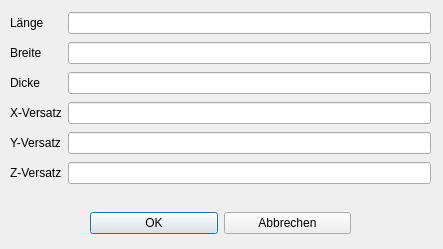
First picture: the form in Dialoge/bearb/dialog_bearb_pkopf.ui, repository TischlerWilly/simson, before the edit.
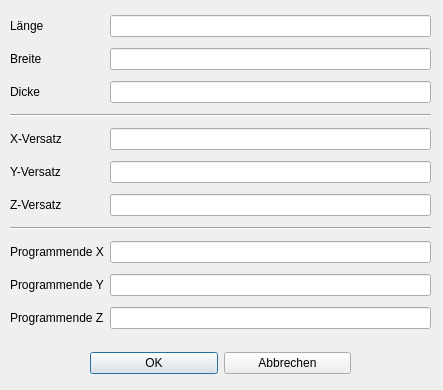
Second picture: the form after the edit.

Commit message: pkopf ergänzt um Parkpos + datei speichern .sim

What changed in the file:
```diff
--- a/Dialoge/bearb/dialog_bearb_pkopf.ui
+++ b/Dialoge/bearb/dialog_bearb_pkopf.ui
@@ -7,7 +7,7 @@
     <x>0</x>
     <y>0</y>
     <width>443</width>
-    <height>249</height>
+    <height>390</height>
    </rect>
   </property>
   <property name="windowTitle">
@@ -19,22 +19,37 @@
      <x>10</x>
      <y>10</y>
      <width>421</width>
-     <height>181</height>
+     <height>331</height>
     </rect>
    </property>
    <layout class="QGridLayout" name="gridLayout">
-    <item row="3" column="0">
-     <widget class="QLabel" name="label_4">
+    <item row="5" column="0">
+     <widget class="QLabel" name="label_5">
       <property name="text">
-       <string>X-Versatz</string>
+       <string>Y-Versatz</string>
       </property>
      </widget>
     </item>
-    <item row="2" column="1">
-     <widget class="QLineEdit" name="lineEdit_d"/>
+    <item row="3" column="0" colspan="2">
+     <widget class="Line" name="line">
+      <property name="orientation">
+       <enum>Qt::Orientation::Horizontal</enum>
+      </property>
+     </widget>
     </item>
-    <item row="0" column="1">
-     <widget class="QLineEdit" name="lineEdit_l"/>
+    <item row="6" column="0">
+     <widget class="QLabel" name="label_6">
+      <property name="text">
+       <string>Z-Versatz</string>
+      </property>
+     </widget>
+    </item>
+    <item row="2" column="0">
+     <widget class="QLabel" name="label_3">
+      <property name="text">
+       <string>Dicke</string>
+      </property>
+     </widget>
     </item>
     <item row="1" column="0">
      <widget class="QLabel" name="label_2">
@@ -43,13 +58,22 @@
       </property>
      </widget>
     </item>
+    <item row="2" column="1">
+     <widget class="QLineEdit" name="lineEdit_d"/>
+    </item>
+    <item row="5" column="1">
+     <widget class="QLineEdit" name="lineEdit_ay"/>
+    </item>
     <item row="4" column="0">
-     <widget class="QLabel" name="label_5">
+     <widget class="QLabel" name="label_4">
       <property name="text">
-       <string>Y-Versatz</string>
+       <string>X-Versatz</string>
       </property>
      </widget>
     </item>
+    <item row="6" column="1">
+     <widget class="QLineEdit" name="lineEdit_az"/>
+    </item>
     <item row="0" column="0">
      <widget class="QLabel" name="label">
       <property name="text">
@@ -57,31 +81,63 @@
       </property>
      </widget>
     </item>
-    <item row="2" column="0">
-     <widget class="QLabel" name="label_3">
-      <property name="text">
-       <string>Dicke</string>
-      </property>
-     </widget>
+    <item row="4" column="1">
+     <widget class="QLineEdit" name="lineEdit_ax"/>
     </item>
     <item row="1" column="1">
      <widget class="QLineEdit" name="lineEdit_b"/>
     </item>
-    <item row="5" column="0">
-     <widget class="QLabel" name="label_6">
-      <property name="text">
-       <string>Z-Versatz</string>
+    <item row="0" column="1">
+     <widget class="QLineEdit" name="lineEdit_l"/>
+    </item>
+    <item row="9" column="1">
+     <widget class="QLineEdit" name="lineEdit_prgend_y">
+      <property name="toolTip">
+       <string>&lt;html&gt;&lt;head/&gt;&lt;body&gt;&lt;p&gt;Y-Position die zum Ende des NCN-Programmes angefahren wird.&lt;/p&gt;&lt;p&gt;AUTO holt den Wert aus der Maschineneinstellung.&lt;/p&gt;&lt;/body&gt;&lt;/html&gt;</string>
       </property>
      </widget>
     </item>
-    <item row="3" column="1">
-     <widget class="QLineEdit" name="lineEdit_ax"/>
+    <item row="10" column="1">
+     <widget class="QLineEdit" name="lineEdit_prgend_z">
+      <property name="toolTip">
+       <string>&lt;html&gt;&lt;head/&gt;&lt;body&gt;&lt;p&gt;Z-Position die zum Ende des NCN-Programmes angefahren wird.&lt;/p&gt;&lt;p&gt;AUTO holt den Wert aus der Maschineneinstellung.&lt;/p&gt;&lt;/body&gt;&lt;/html&gt;</string>
+      </property>
+     </widget>
     </item>
-    <item row="4" column="1">
-     <widget class="QLineEdit" name="lineEdit_ay"/>
+    <item row="8" column="1">
+     <widget class="QLineEdit" name="lineEdit_prgend_x">
+      <property name="toolTip">
+       <string>&lt;html&gt;&lt;head/&gt;&lt;body&gt;&lt;p&gt;X-Position die zum Ende des NCN-Programmes angefahren wird.&lt;/p&gt;&lt;p&gt;AUTO holt den Wert aus der Maschineneinstellung.&lt;/p&gt;&lt;/body&gt;&lt;/html&gt;</string>
+      </property>
+     </widget>
     </item>
-    <item row="5" column="1">
-     <widget class="QLineEdit" name="lineEdit_az"/>
+    <item row="7" column="0" colspan="2">
+     <widget class="Line" name="line_2">
+      <property name="orientation">
+       <enum>Qt::Orientation::Horizontal</enum>
+      </property>
+     </widget>
+    </item>
+    <item row="8" column="0">
+     <widget class="QLabel" name="label_7">
+      <property name="text">
+       <string>Programmende X</string>
+      </property>
+     </widget>
+    </item>
+    <item row="9" column="0">
+     <widget class="QLabel" name="label_8">
+      <property name="text">
+       <string>Programmende Y</string>
+      </property>
+     </widget>
+    </item>
+    <item row="10" column="0">
+     <widget class="QLabel" name="label_9">
+      <property name="text">
+       <string>Programmende Z</string>
+      </property>
+     </widget>
     </item>
    </layout>
   </widget>
@@ -89,7 +145,7 @@
    <property name="geometry">
     <rect>
      <x>90</x>
-     <y>210</y>
+     <y>350</y>
      <width>261</width>
      <height>26</height>
     </rect>
```
Left out of the diff: 3 changed lines with no effect on the pictures. The commit also changes 8 other files.
